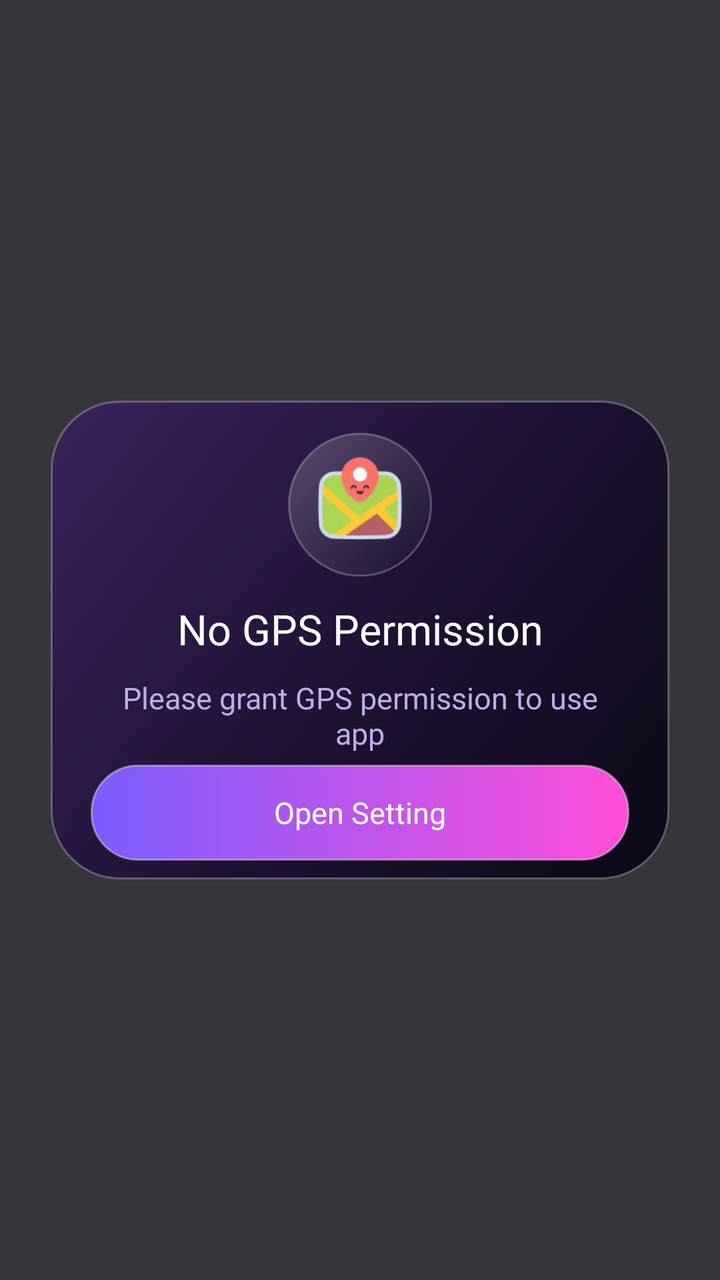
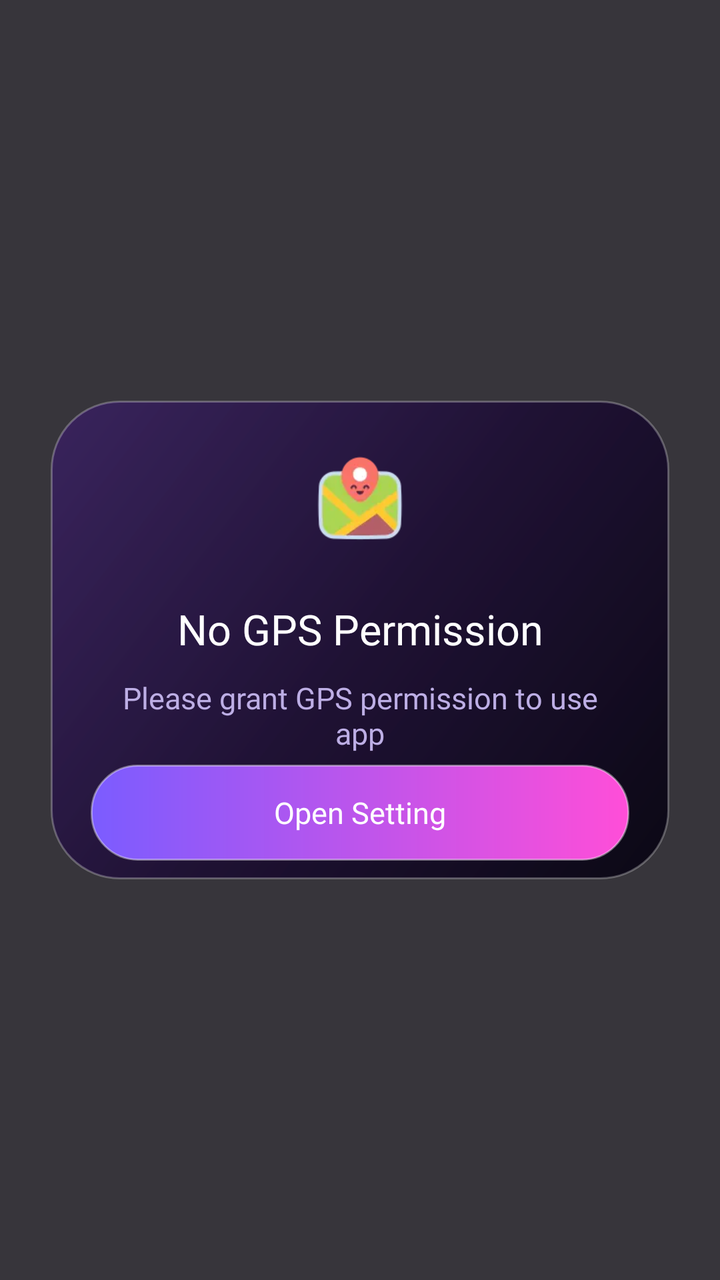

Compare the two renders of this Android layout. The source of the first and the diff that turns it into the second are given below.
<!-- AndroidManifest.xml: application theme Theme.BaseProject -->
<!-- res/layout/dialog_no_gps.xml -->
<?xml version="1.0" encoding="utf-8"?>
<androidx.constraintlayout.widget.ConstraintLayout xmlns:android="http://schemas.android.com/apk/res/android"
    xmlns:app="http://schemas.android.com/apk/res-auto"
    android:layout_width="match_parent"
    android:layout_height="match_parent"
    android:animateLayoutChanges="true"
    android:background="#CC05030A">

    <View
        android:id="@+id/bg_parent"
        android:layout_width="0dp"
        android:layout_height="0dp"
        android:background="@drawable/bg_modal_glass"
        app:layout_constraintBottom_toBottomOf="parent"
        app:layout_constraintDimensionRatio="344:266"
        app:layout_constraintEnd_toEndOf="parent"
        app:layout_constraintStart_toStartOf="parent"
        app:layout_constraintTop_toTopOf="parent"
        app:layout_constraintWidth_percent="0.86" />

    <ImageView
        android:id="@+id/ivThumb"
        android:layout_width="0dp"
        android:layout_height="0dp"
        android:layout_marginTop="16dp"
        android:background="@drawable/bg_glass_icon_button"
        android:padding="12dp"
        android:scaleType="fitCenter"
        android:src="@drawable/ic_map"
        app:layout_constraintDimensionRatio="1"
        app:layout_constraintEnd_toEndOf="@+id/bg_parent"
        app:layout_constraintStart_toStartOf="@+id/bg_parent"
        app:layout_constraintTop_toTopOf="@id/bg_parent"
        app:layout_constraintWidth_percent="0.2" />

    <TextView
        android:id="@+id/tvDeleteItem"
        android:layout_width="0dp"
        android:layout_height="wrap_content"
        android:layout_marginHorizontal="22dp"
        android:layout_marginTop="12dp"
        android:ellipsize="end"
        android:fontFamily="@font/inter_black"
        android:gravity="center"
        android:maxLines="1"
        android:text="No GPS Permission"
        android:textColor="@color/white"
        android:textSize="21sp"
        app:layout_constraintEnd_toEndOf="@id/bg_parent"
        app:layout_constraintStart_toStartOf="@id/bg_parent"
        app:layout_constraintTop_toBottomOf="@id/ivThumb" />

    <TextView
        android:id="@+id/tvAreYouSure"
        android:layout_width="0dp"
        android:layout_height="wrap_content"
        android:layout_marginHorizontal="28dp"
        android:layout_marginTop="10dp"
        android:fontFamily="@font/inter_medium"
        android:gravity="center"
        android:text="Please grant GPS permission to use app"
        android:textColor="#BDAEE5"
        android:textSize="15sp"
        app:layout_constraintEnd_toEndOf="@id/bg_parent"
        app:layout_constraintStart_toStartOf="@id/bg_parent"
        app:layout_constraintTop_toBottomOf="@id/tvDeleteItem" />

    <TextView
        android:id="@+id/tvOpenSetting"
        android:layout_width="0dp"
        android:layout_height="48dp"
        android:layout_marginHorizontal="20dp"
        android:layout_marginTop="12dp"
        android:layout_marginBottom="16dp"
        android:background="@drawable/bg_gradient_update_button"
        android:clickable="true"
        android:ellipsize="end"
        android:focusable="true"
        android:fontFamily="@font/inter_black"
        android:gravity="center"
        android:maxLines="1"
        android:paddingHorizontal="10dp"
        android:text="Open Setting"
        android:textColor="@color/white"
        android:textSize="15sp"
        app:layout_constraintBottom_toBottomOf="@id/bg_parent"
        app:layout_constraintEnd_toEndOf="@id/bg_parent"
        app:layout_constraintHorizontal_chainStyle="packed"
        app:layout_constraintStart_toStartOf="@id/bg_parent"
        app:layout_constraintTop_toBottomOf="@id/tvAreYouSure" />

</androidx.constraintlayout.widget.ConstraintLayout>
<!-- resources referenced by this layout -->
<resources>
  <color name="white">#FFFFFFFF</color>
  <!-- drawable bg_glass_icon_button (drawable) -->
  <?xml version="1.0" encoding="utf-8"?>
  <ripple xmlns:android="http://schemas.android.com/apk/res/android"
      android:color="#33FFFFFF">
      <item>
          <shape android:shape="oval">
              <gradient
                  android:angle="315"
                  android:endColor="#33110922"
                  android:startColor="#36FFFFFF" />
              <stroke
                  android:width="1dp"
                  android:color="#40FFFFFF" />
          </shape>
      </item>
  </ripple>
  <!-- drawable bg_gradient_update_button (drawable) -->
  <?xml version="1.0" encoding="utf-8"?>
  <ripple xmlns:android="http://schemas.android.com/apk/res/android"
      android:color="#55FFFFFF">
      <item>
          <shape android:shape="rectangle">
              <gradient
                  android:angle="0"
                  android:endColor="#FF4ED8"
                  android:startColor="#7B5CFF" />
              <corners android:radius="23dp" />
              <stroke
                  android:width="1dp"
                  android:color="#66FFFFFF" />
          </shape>
      </item>
  </ripple>
  <!-- drawable bg_modal_glass (drawable) -->
  <?xml version="1.0" encoding="utf-8"?>
  <shape xmlns:android="http://schemas.android.com/apk/res/android">
      <gradient
          android:angle="315"
          android:centerColor="#E51C0D33"
          android:endColor="#F1080512"
          android:startColor="#C93A1F66" />
      <corners android:radius="34dp" />
      <stroke
          android:width="1dp"
          android:color="#44FFFFFF" />
  </shape>
  <!-- drawable ic_map: webp bitmap (drawable, 1754 bytes) -->
  <style name="Theme.BaseProject" parent="Base.Theme.BaseProject" />
  <style name="Base.Theme.BaseProject" parent="Theme.MaterialComponents.Light.NoActionBar">
          
          <item name="colorPrimary">@color/purple_500</item>
          <item name="colorPrimaryVariant">@color/purple_700</item>
          <item name="colorOnPrimary">@color/white</item>
          
          <item name="colorSecondary">@color/teal_200</item>
          <item name="colorSecondaryVariant">@color/teal_700</item>
          <item name="colorOnSecondary">@color/black</item>
          
          <item name="android:statusBarColor">?attr/colorPrimaryVariant</item>
          
          
          <item name="android:colorControlHighlight">@color/ripple_color_main</item>
      </style>
  <color name="purple_500">#FF6200EE</color>
  <color name="purple_700">#FF3700B3</color>
  <color name="teal_200">#FF03DAC5</color>
  <color name="teal_700">#FF018786</color>
  <color name="black">#FF000000</color>
  <color name="ripple_color_main">#2DE14EFE</color>
</resources>

<!-- the commit's change to res/layout/dialog_no_gps.xml (unified diff, before → after) -->
@@ -23,7 +23,6 @@
         android:layout_width="0dp"
         android:layout_height="0dp"
         android:layout_marginTop="16dp"
-        android:background="@drawable/bg_glass_icon_button"
         android:padding="12dp"
         android:scaleType="fitCenter"
         android:src="@drawable/ic_map"
<!-- resource entries referenced after the edit -->
@@ -1,22 +1,6 @@
 <!-- resources referenced by this layout -->
 <resources>
   <color name="white">#FFFFFFFF</color>
-  <!-- drawable bg_glass_icon_button (drawable) -->
-  <?xml version="1.0" encoding="utf-8"?>
-  <ripple xmlns:android="http://schemas.android.com/apk/res/android"
-      android:color="#33FFFFFF">
-      <item>
-          <shape android:shape="oval">
-              <gradient
-                  android:angle="315"
-                  android:endColor="#33110922"
-                  android:startColor="#36FFFFFF" />
-              <stroke
-                  android:width="1dp"
-                  android:color="#40FFFFFF" />
-          </shape>
-      </item>
-  </ripple>
   <!-- drawable bg_gradient_update_button (drawable) -->
   <?xml version="1.0" encoding="utf-8"?>
   <ripple xmlns:android="http://schemas.android.com/apk/res/android"
